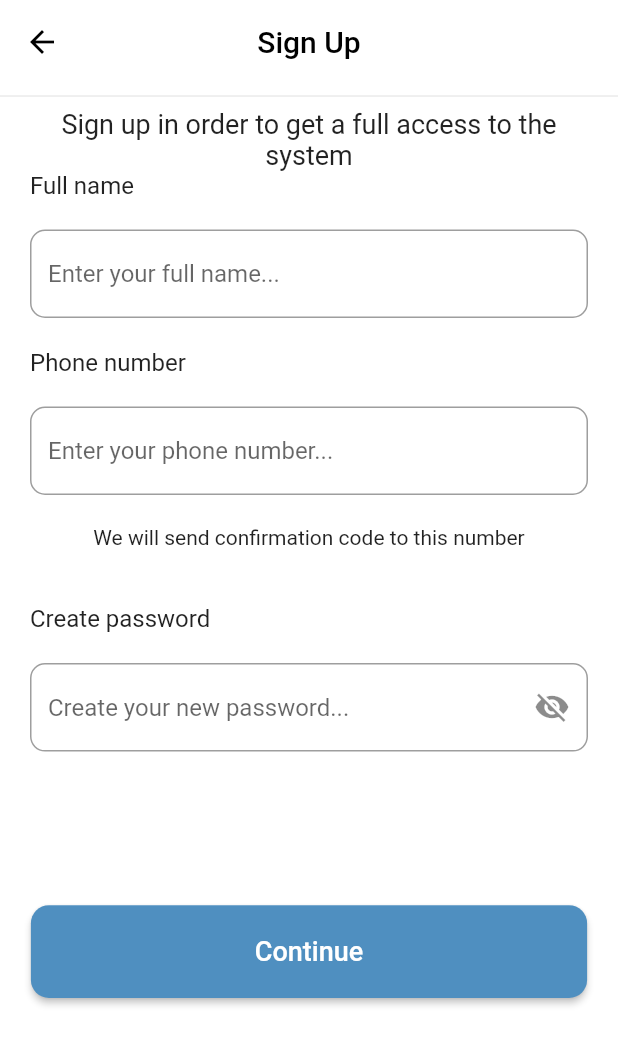
After one commit to ibragimovAzizbek/e-med, a Flutter app: the SignUpView screen opened by its route, on a phone screen of 412 x 824 dp. The commit adds this screen. Shown: the top 1045 px of the screen. Run offline on Flutter 3.47's test engine with Material 2 defaults, Android fonts, the phone set to English and light mode, and no system bars; our stand-ins replace flutter_bloc, flutter_svg.

Commit message:
Sign In completed And Auth full completed

```diff
--- a/lib/core/components/app_bar/sign_up_app_bar.dart
+++ b/lib/core/components/app_bar/sign_up_app_bar.dart
@@ -1,12 +1,14 @@
 import 'package:emed/core/constants/color_const.dart';
 import 'package:flutter/material.dart';
 
-get signUpAppBar => AppBar(
+authAppBar(String title) {
+  return AppBar(
     centerTitle: true,
     title: Text(
-        "Sign Up",
+      title,
       style: TextStyle(
         color: ColorConst.black,
       ),
     ),
   );
+}
--- /dev/null
+++ b/lib/core/widgets/sign_up_view_widgets.dart
@@ -0,0 +1,159 @@
+import 'package:emed/core/constants/color_const.dart';
+import 'package:emed/extension/mq_extension.dart';
+import 'package:emed/views/auth/cubit/auth_cubit.dart';
+import 'package:flutter/material.dart';
+import 'package:flutter_bloc/flutter_bloc.dart';
+
+class SignUpViewWidget extends StatelessWidget {
+  SignUpViewWidget({Key? key}) : super(key: key);
+
+  final formKey = GlobalKey<FormState>();
+
+  @override
+  Widget build(BuildContext context) {
+    return SingleChildScrollView(
+      child: Column(
+        mainAxisAlignment: MainAxisAlignment.center,
+        crossAxisAlignment: CrossAxisAlignment.center,
+        children: [
+          const Divider(),
+          const Center(
+            child: Text(
+              "Sign up in order to get a full access to the\nsystem",
+              style: TextStyle(fontSize: 18),
+              textAlign: TextAlign.center,
+            ),
+          ),
+          Form(
+            key: formKey,
+            child: Column(
+              crossAxisAlignment: CrossAxisAlignment.start,
+              children: [
+                textInputName("Full name"),
+                Padding(
+                  padding: const EdgeInsets.all(20),
+                  child: TextFormField(
+                    controller: context.watch<AuthCubit>().nameConrtoller,
+                    keyboardType: TextInputType.name,
+                    textInputAction: TextInputAction.next,
+                    decoration: InputDecoration(
+                      hintText: "Enter your full name...",
+                      border: OutlineInputBorder(
+                        borderRadius: BorderRadius.circular(
+                          10,
+                        ),
+                      ),
+                    ),
+                    validator: (name) {
+                      if (name!.isEmpty) {
+                        return "Enter your name";
+                      }
+                    },
+                  ),
+                ),
+                textInputName("Phone number"),
+                Padding(
+                  padding: const EdgeInsets.all(20),
+                  child: TextFormField(
+                    controller:
+                        context.watch<AuthCubit>().phonrNumberConrtoller,
+                    keyboardType: TextInputType.phone,
+                    textInputAction: TextInputAction.next,
+                    decoration: InputDecoration(
+                      hintText: "Enter your phone number...",
+                      border: OutlineInputBorder(
+                        borderRadius: BorderRadius.circular(
+                          10,
+                        ),
+                      ),
+                    ),
+                    validator: (number) {
+                      if (number!.isEmpty) {
+                        return "Enter your name";
+                      }
+                    },
+                  ),
+                ),
+                const Center(
+                  child: Text(
+                    "We will send confirmation code to this number",
+                    textAlign: TextAlign.center,
+                  ),
+                ),
+                SizedBox(height: context.h * 0.045),
+                textInputName("Create password"),
+                Padding(
+                  padding: const EdgeInsets.all(20),
+                  child: TextFormField(
+                    controller: context.watch<AuthCubit>().passwordController,
+                    obscureText: context.watch<AuthCubit>().isHidden,
+                    keyboardType: TextInputType.visiblePassword,
+                    textInputAction: TextInputAction.done,
+                    decoration: InputDecoration(
+                      suffixIcon: IconButton(
+                        icon: Icon(
+                          context.watch<AuthCubit>().isHidden
+                              ? Icons.visibility_off
+                              : Icons.remove_red_eye,
+                        ),
+                        onPressed: () {
+                          BlocProvider.of<AuthCubit>(context)
+                              .changeHiddenPass();
+                        },
+                      ),
+                      hintText: "Create your new password...",
+                      border: OutlineInputBorder(
+                        borderRadius: BorderRadius.circular(
+                          10,
+                        ),
+                      ),
+                    ),
+                    validator: (pass) {
+                      if (pass!.isEmpty) {
+                        return "Enter new password";
+                      }
+                    },
+                  ),
+                ),
+              ],
+            ),
+          ),
+          SizedBox(height: context.h * 0.1),
+          ElevatedButton(
+            style: ElevatedButton.styleFrom(
+                primary: ColorConst.blue,
+                fixedSize: Size(
+                  context.w * 0.9,
+                  context.h * 0.075,
+                ),
+                shape: RoundedRectangleBorder(
+                    borderRadius: BorderRadius.circular(12))),
+            child: Text(
+              "Continue",
+              style: TextStyle(
+                color: ColorConst.white,
+                fontSize: 18,
+              ),
+            ),
+            onPressed: () {
+              if (formKey.currentState!.validate()) {
+                Navigator.pushNamed(context, '/checkPhoneNumber');
+              }
+            },
+          ),
+        ],
+      ),
+    );
+  }
+
+  Padding textInputName(String name) {
+    return Padding(
+      padding: const EdgeInsets.symmetric(horizontal: 20),
+      child: Text(
+        name,
+        style: const TextStyle(fontSize: 16),
+        textAlign: TextAlign.left,
+      ),
+    );
+  }
+}
--- a/lib/views/auth/view/check_phone_number_view.dart
+++ b/lib/views/auth/view/signUp/check_phone_number_view.dart
@@ -16,7 +16,7 @@ class CheckPhoneNumber extends StatelessWidget {
   @override
   Widget build(BuildContext context) {
     return Scaffold(
-      appBar: signUpAppBar,
+      appBar: authAppBar("Sign Up"),
       body: Column(
         crossAxisAlignment: CrossAxisAlignment.start,
         children: [
--- a/lib/views/auth/view/personal_id_view.dart
+++ b/lib/views/auth/view/signUp/personal_id_view.dart
@@ -73,9 +73,7 @@ class PersonalId extends StatelessWidget {
                 ),
               ),
               onPressed: () {
-                Navigator.pushNamedAndRemoveUntil(
-                    context, '/home', (route) => false);
-
+                Navigator.pushNamed(context, '/home');
               },
             ),
           )
--- /dev/null
+++ b/lib/views/auth/view/signUp/sign_up_view.dart
@@ -0,0 +1,45 @@
+import 'package:emed/core/components/app_bar/sign_up_app_bar.dart';
+import 'package:emed/core/widgets/sign_up_view_widgets.dart';
+import 'package:emed/views/auth/cubit/auth_cubit.dart';
+import 'package:emed/views/auth/state/auth_state.dart';
+import 'package:flutter/material.dart';
+import 'package:flutter_bloc/flutter_bloc.dart';
+
+class SignUpView extends StatelessWidget {
+  SignUpView({Key? key}) : super(key: key);
+
+  @override
+  Widget build(BuildContext context) {
+    return BlocProvider(
+      create: (context) => AuthCubit(),
+      child: Scaffold(
+        appBar: authAppBar("Sign Up"),
+        body: BlocConsumer<AuthCubit, AuthState>(
+          listener: (context, state) {
+            if (state is AuthError) {
+              showErrorSnackBar(context, "Another Error");
+            }
+          },
+          builder: (context, state) {
+            if (state is AuthInitial) {
+              return SignUpViewWidget();
+            } else if (state is AuthLoading) {
+              return const Center(
+                child: CircularProgressIndicator.adaptive(),
+              );
+            } else if (state is AuthError) {
+              return showErrorSnackBar(context, "AuthError, try again");
+            } else {
+              return showErrorSnackBar(context, "Another Error");
+            }
+          },
+        ),
+      ),
+    );
+  }
+
+  showErrorSnackBar(context, String msg) {
+    return ScaffoldMessenger.of(context)
+        .showSnackBar(SnackBar(content: Text("Error: $msg")));
+  }
+}
--- a/pubspec.yaml
+++ b/pubspec.yaml
@@ -37,6 +37,7 @@ dependencies:
   bloc: ^8.0.3
   flutter_bloc: ^8.0.1
   flutter_svg: ^1.1.0
+  mask_text_input_formatter: ^2.3.0
 
 dev_dependencies:
   flutter_test:
```
Also changed, not shown: lib/core/widgets/sign_in_view_widget.dart (added, +132 -0 lines), lib/routes/routes.dart (+4 -5 lines), lib/views/auth/view/sign_in/sign_in_view.dart (added, +45 -0 lines), lib/views/auth/view/sign_in_or_register.dart (+2 -9 lines), lib/views/auth/view/sign_in_view.dart (deleted, +0 -14 lines), lib/views/auth/view/sign_up_view.dart (deleted, +0 -190 lines), pubspec.lock. Lines whose indentation alone changed are shown as unchanged.
